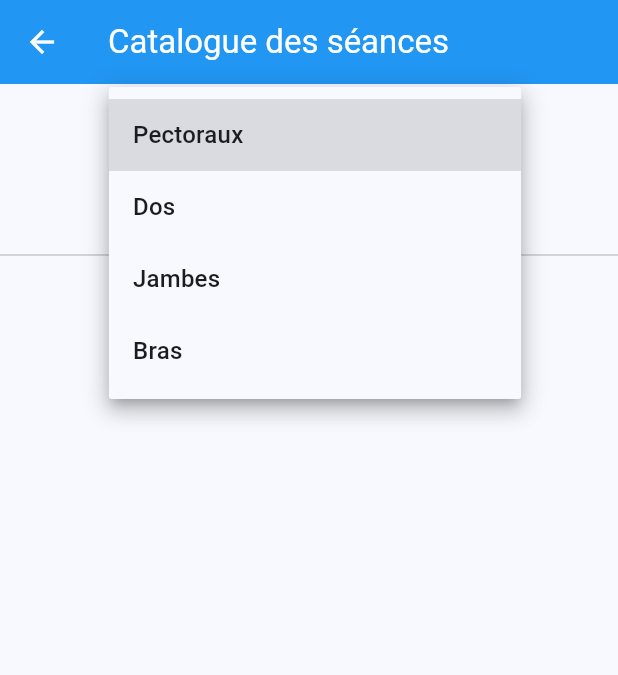
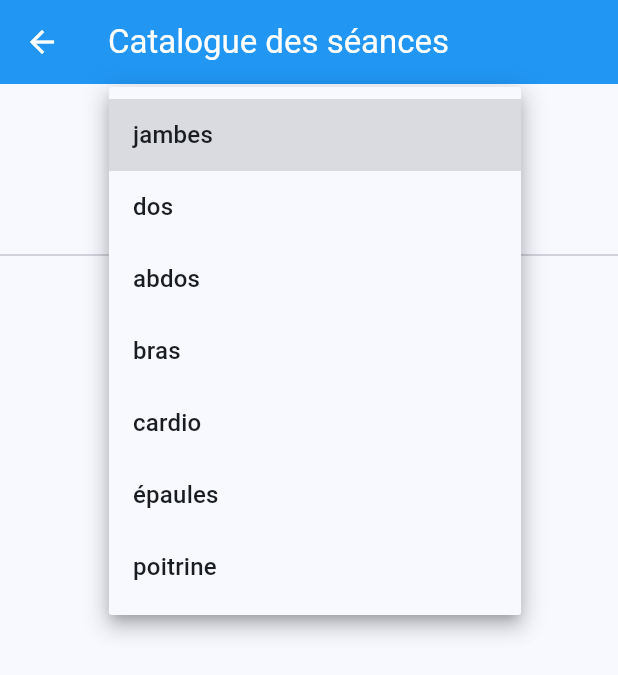
Before and after one commit to manue0203/fitforge-, a Flutter app: the CataloguePage screen opened directly, after a tap on "Filtrer par groupe musculaire", on a phone screen of 412 x 824 dp. Shown: the top 675 px of the screen. Run offline on Flutter 3.47's test engine with Material 3 defaults, Android fonts, the phone set to English and light mode, and no system bars.

Commit message:
Update catalogue_page.dart

```diff
--- a/fitforge_application/lib/catalogue_page.dart
+++ b/fitforge_application/lib/catalogue_page.dart
@@ -16,8 +16,12 @@ class _CataloguePageState extends State<CataloguePage> {
   @override
   Widget build(BuildContext context) {
     final seancesFiltres = seancesDisponibles.where((s) {
-      final groupeOK = groupeFiltre == null || s.groupe == groupeFiltre;
-      final niveauOK = niveauFiltre == null || s.niveau == niveauFiltre;
+      final g = s.groupe.toLowerCase();
+      final n = s.niveau.toLowerCase();
+
+      final groupeOK = groupeFiltre == null || g == groupeFiltre!.toLowerCase();
+      final niveauOK = niveauFiltre == null || n == niveauFiltre!.toLowerCase();
+
       return groupeOK && niveauOK;
     }).toList();
 
@@ -32,26 +36,22 @@ class _CataloguePageState extends State<CataloguePage> {
           DropdownButton<String>(
             value: groupeFiltre,
             hint: const Text("Filtrer par groupe musculaire"),
-            items: ["Pectoraux", "Dos", "Jambes", "Bras"].map((g) {
-              return DropdownMenuItem(value: g, child: Text(g));
-            }).toList(),
+            items: ["jambes", "dos", "abdos", "bras", "cardio", "épaules", "poitrine"]
+                .map((g) => DropdownMenuItem(value: g, child: Text(g)))
+                .toList(),
             onChanged: (value) {
-              setState(() {
-                groupeFiltre = value;
-              });
+              setState(() => groupeFiltre = value);
             },
           ),
 
           DropdownButton<String>(
             value: niveauFiltre,
             hint: const Text("Filtrer par niveau"),
-            items: ["Débutant", "Intermédiaire", "Avancé"].map((n) {
-              return DropdownMenuItem(value: n, child: Text(n));
-            }).toList(),
+            items: ["débutant", "intermédiaire", "avancé"]
+                .map((n) => DropdownMenuItem(value: n, child: Text(n)))
+                .toList(),
             onChanged: (value) {
-              setState(() {
-                niveauFiltre = value;
-              });
+              setState(() => niveauFiltre = value);
             },
           ),
 
```
